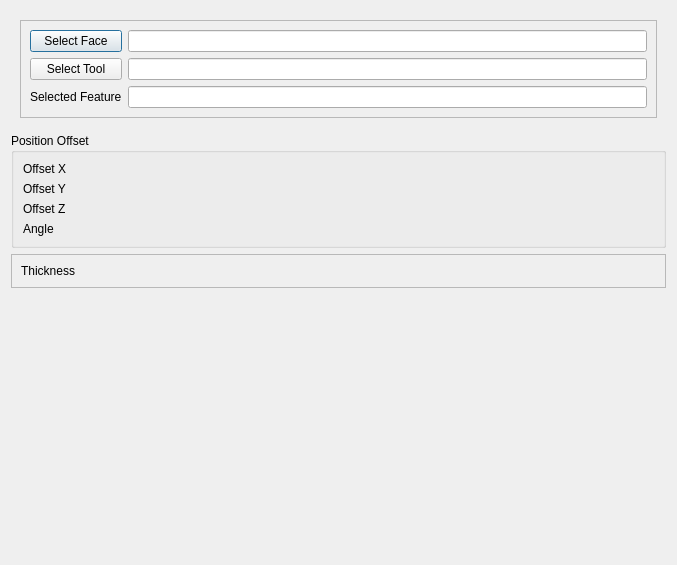
The window that Resources/panels/StampPanel.ui (shaise/FreeCAD_SheetMetal) describes before a commit, drawn with Qt 5.
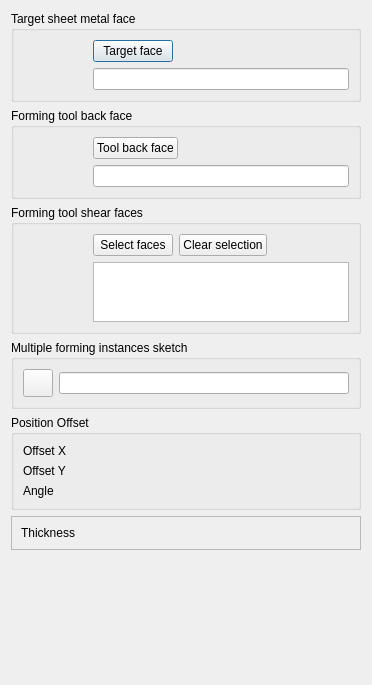
The same window after the commit. Icons and pictures are not drawn. Custom widgets are drawn as their Qt base class.

Commit message: Improve sheetmetal gui tools. Add Task-Panel to forming tool. Update readme to pr #474 and #475

The edit to the form file:
```diff
--- a/Resources/panels/StampPanel.ui
+++ b/Resources/panels/StampPanel.ui
@@ -6,8 +6,8 @@
    <rect>
     <x>0</x>
     <y>0</y>
-    <width>677</width>
-    <height>565</height>
+    <width>368</width>
+    <height>685</height>
    </rect>
   </property>
   <property name="windowTitle">
@@ -15,48 +15,263 @@
   </property>
   <layout class="QVBoxLayout" name="verticalLayout">
    <item>
-    <widget class="QFrame" name="frame">
-     <layout class="QGridLayout" name="gridLayout_2">
-      <item row="0" column="0">
-       <widget class="QFrame" name="frame_2">
-        <property name="frameShape">
-         <enum>QFrame::StyledPanel</enum>
+    <widget class="QGroupBox" name="groupBox">
+     <property name="title">
+      <string>Target sheet metal face</string>
+     </property>
+     <layout class="QHBoxLayout" name="horizontalLayout_2">
+      <item>
+       <widget class="QLabel" name="label_7">
+        <property name="minimumSize">
+         <size>
+          <width>64</width>
+          <height>48</height>
+         </size>
         </property>
-        <property name="frameShadow">
-         <enum>QFrame::Raised</enum>
+        <property name="text">
+         <string/>
         </property>
-        <layout class="QGridLayout" name="gridLayout_3">
-         <item row="0" column="1">
-          <widget class="QLineEdit" name="txtSelectedFace"/>
-         </item>
-         <item row="0" column="0">
-          <widget class="QPushButton" name="pushButton">
+        <property name="pixmap">
+         <pixmap>Icons:FormSelFace.svg</pixmap>
+        </property>
+       </widget>
+      </item>
+      <item>
+       <layout class="QVBoxLayout" name="verticalLayout_2">
+        <item>
+         <layout class="QHBoxLayout" name="horizontalLayout">
+          <item>
+           <widget class="QPushButton" name="pushSelFace">
+            <property name="text">
+             <string>Target face</string>
+            </property>
+           </widget>
+          </item>
+          <item>
+           <spacer name="horizontalSpacer">
+            <property name="orientation">
+             <enum>Qt::Horizontal</enum>
+            </property>
+            <property name="sizeHint" stdset="0">
+             <size>
+              <width>40</width>
+              <height>20</height>
+             </size>
+            </property>
+           </spacer>
+          </item>
+         </layout>
+        </item>
+        <item>
+         <widget class="QLineEdit" name="txtSelectedFace">
+          <property name="readOnly">
+           <bool>true</bool>
+          </property>
+         </widget>
+        </item>
+       </layout>
+      </item>
+     </layout>
+    </widget>
+   </item>
+   <item>
+    <widget class="QGroupBox" name="groupBox_2">
+     <property name="title">
+      <string>Forming tool back face</string>
+     </property>
+     <layout class="QHBoxLayout" name="horizontalLayout_3">
+      <item>
+       <widget class="QLabel" name="label_9">
+        <property name="minimumSize">
+         <size>
+          <width>64</width>
+          <height>48</height>
+         </size>
+        </property>
+        <property name="text">
+         <string/>
+        </property>
+        <property name="pixmap">
+         <pixmap>Icons:FormSelBack.svg</pixmap>
+        </property>
+       </widget>
+      </item>
+      <item>
+       <layout class="QVBoxLayout" name="verticalLayout_4">
+        <item>
+         <layout class="QHBoxLayout" name="horizontalLayout_5">
+          <item>
+           <widget class="QPushButton" name="pushSelTool">
+            <property name="text">
+             <string>Tool back face</string>
+            </property>
+           </widget>
+          </item>
+          <item>
+           <spacer name="horizontalSpacer_2">
+            <property name="orientation">
+             <enum>Qt::Horizontal</enum>
+            </property>
+            <property name="sizeHint" stdset="0">
+             <size>
+              <width>40</width>
+              <height>20</height>
+             </size>
+            </property>
+           </spacer>
+          </item>
+         </layout>
+        </item>
+        <item>
+         <widget class="QLineEdit" name="txtSelectedTool">
+          <property name="readOnly">
+           <bool>true</bool>
+          </property>
+         </widget>
+        </item>
+       </layout>
+      </item>
+     </layout>
+    </widget>
+   </item>
+   <item>
+    <widget class="QGroupBox" name="groupBox_3">
+     <property name="title">
+      <string>Forming tool shear faces</string>
+     </property>
+     <layout class="QHBoxLayout" name="horizontalLayout_4">
+      <item>
+       <widget class="QLabel" name="label_10">
+        <property name="minimumSize">
+         <size>
+          <width>64</width>
+          <height>48</height>
+         </size>
+        </property>
+        <property name="text">
+         <string/>
+        </property>
+        <property name="pixmap">
+         <pixmap>Icons:FormSelShear.svg</pixmap>
+        </property>
+       </widget>
+      </item>
+      <item>
+       <layout class="QVBoxLayout" name="verticalLayout_7">
+        <item>
+         <layout class="QHBoxLayout" name="horizontalLayout_6">
+          <item>
+           <widget class="QPushButton" name="pushSelShear">
+            <property name="text">
+             <string>Select faces</string>
+            </property>
+           </widget>
+          </item>
+          <item>
+           <widget class="QPushButton" name="pushClearShear">
+            <property name="text">
+             <string>Clear selection</string>
+            </property>
+           </widget>
+          </item>
+          <item>
+           <spacer name="horizontalSpacer_3">
+            <property name="orientation">
+             <enum>Qt::Horizontal</enum>
+            </property>
+            <property name="sizeHint" stdset="0">
+             <size>
+              <width>40</width>
+              <height>20</height>
+             </size>
+            </property>
+           </spacer>
+          </item>
+         </layout>
+        </item>
+        <item>
+         <widget class="QTreeWidget" name="treeShear">
+          <property name="sizePolicy">
+           <sizepolicy hsizetype="Minimum" vsizetype="Minimum">
+            <horstretch>0</horstretch>
+            <verstretch>0</verstretch>
+           </sizepolicy>
+          </property>
+          <property name="maximumSize">
+           <size>
+            <width>16777215</width>
+            <height>60</height>
+           </size>
+          </property>
+          <property name="headerHidden">
+           <bool>true</bool>
+          </property>
+          <column>
            <property name="text">
-            <string>Select Face</string>
+            <string>Name</string>
            </property>
-          </widget>
-         </item>
-         <item row="1" column="0">
-          <widget class="QPushButton" name="pushButton_2">
+          </column>
+          <column>
            <property name="text">
-            <string>Select Tool</string>
+            <string>SubElement</string>
            </property>
-          </widget>
-         </item>
-         <item row="1" column="1">
-          <widget class="QLineEdit" name="txtSelectedTool"/>
-         </item>
-         <item row="2" column="0">
-          <widget class="QLabel" name="label_6">
-           <property name="text">
-            <string>Selected Feature</string>
-           </property>
-          </widget>
-         </item>
-         <item row="2" column="1">
-          <widget class="QLineEdit" name="txtSelectedFeature"/>
-         </item>
-        </layout>
+          </column>
+         </widget>
+        </item>
+       </layout>
+      </item>
+     </layout>
+    </widget>
+   </item>
+   <item>
+    <widget class="QGroupBox" name="groupBox_4">
+     <property name="title">
+      <string>Multiple forming instances sketch</string>
+     </property>
+     <layout class="QHBoxLayout" name="horizontalLayout_7">
+      <item>
+       <widget class="QPushButton" name="pushSelSketch">
+        <property name="minimumSize">
+         <size>
+          <width>30</width>
+          <height>28</height>
+         </size>
+        </property>
+        <property name="maximumSize">
+         <size>
+          <width>28</width>
+          <height>28</height>
+         </size>
+        </property>
+        <property name="styleSheet">
+         <string notr="true">margin: 0px;
+padding: 0px;
+min-width: 28px;</string>
+        </property>
+        <property name="text">
+         <string/>
+        </property>
+        <property name="icon">
+         <iconset>
+          <normaloff>Icons:FaceSelection_On.svg</normaloff>
+          <normalon>Icons:FaceSelection_Off.svg</normalon>Icons:FaceSelection_On.svg</iconset>
+        </property>
+        <property name="iconSize">
+         <size>
+          <width>24</width>
+          <height>24</height>
+         </size>
+        </property>
+        <property name="checkable">
+         <bool>true</bool>
+        </property>
+       </widget>
+      </item>
+      <item>
+       <widget class="QLineEdit" name="txtSketch">
+        <property name="readOnly">
+         <bool>true</bool>
+        </property>
        </widget>
       </item>
      </layout>
@@ -67,7 +282,17 @@
      <property name="title">
       <string>Position Offset</string>
      </property>
-     <layout class="QFormLayout" name="formLayout">
+     <layout class="QGridLayout" name="gridLayout_2">
+      <item row="1" column="1">
+       <widget class="Gui::QuantitySpinBox" name="unitOffsetY" native="true"/>
+      </item>
+      <item row="1" column="0">
+       <widget class="QLabel" name="label_5">
+        <property name="text">
+         <string>Offset Y</string>
+        </property>
+       </widget>
+      </item>
       <item row="0" column="0">
        <widget class="QLabel" name="label_2">
         <property name="text">
@@ -78,34 +303,14 @@
       <item row="0" column="1">
        <widget class="Gui::QuantitySpinBox" name="unitOffsetX" native="true"/>
       </item>
-      <item row="1" column="0">
-       <widget class="QLabel" name="label_5">
-        <property name="text">
-         <string>Offset Y</string>
-        </property>
-       </widget>
-      </item>
-      <item row="1" column="1">
-       <widget class="Gui::QuantitySpinBox" name="unitOffsetY" native="true"/>
-      </item>
       <item row="2" column="0">
-       <widget class="QLabel" name="label_3">
-        <property name="text">
-         <string>Offset Z</string>
-        </property>
-       </widget>
-      </item>
-      <item row="2" column="1">
-       <widget class="Gui::QuantitySpinBox" name="unitOffsetZ" native="true"/>
-      </item>
-      <item row="3" column="0">
        <widget class="QLabel" name="label_4">
         <property name="text">
          <string>Angle</string>
         </property>
        </widget>
       </item>
-      <item row="3" column="1">
+      <item row="2" column="1">
        <widget class="Gui::QuantitySpinBox" name="unitAngle" native="true"/>
       </item>
      </layout>
```
The commit also changes 18 other files.
